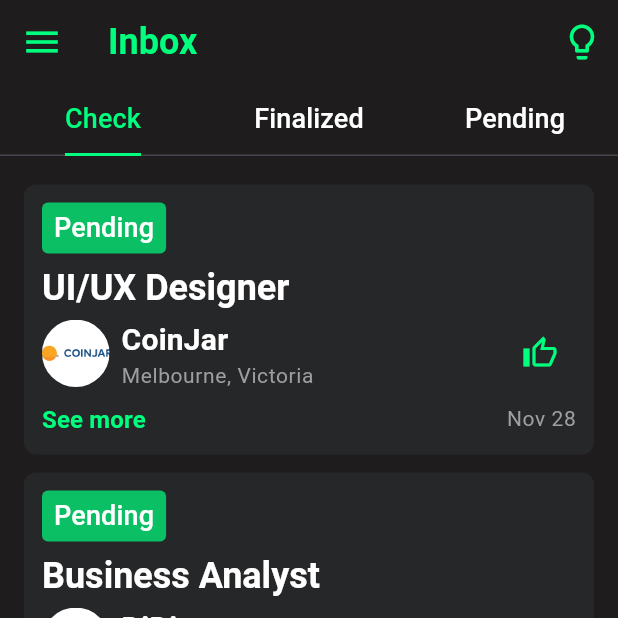
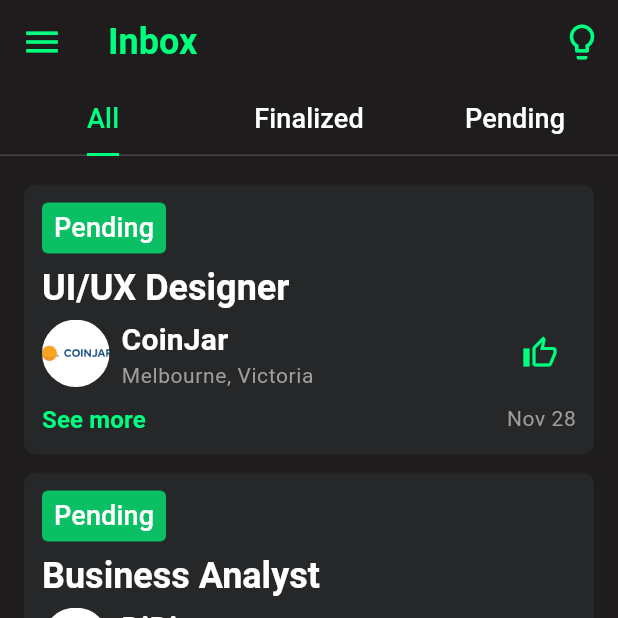
Before and after one commit to AurelioAlfons/Leap, a Flutter app: the InboxPage screen opened directly, on a phone screen of 412 x 824 dp, the top half of it. Run offline on Flutter 3.47's test engine with Material 3 defaults, Android fonts, the phone set to English and light mode, and no system bars; our stand-ins replace flutter_map, flutter_svg, latlong2, shared_preferences; accounts and stored records are empty; network calls fail.

Commit message:
Search Feature and Animation

```diff
--- a/lib/UI/Home/inbox.dart
+++ b/lib/UI/Home/inbox.dart
@@ -20,7 +20,7 @@ class InboxPage extends StatelessWidget {
           onEndDrawerPressed: () => Scaffold.of(context).openEndDrawer(),
           bottom: const TabBar(
             tabs: [
-              Tab(text: 'Check'),
+              Tab(text: 'All'),
               Tab(text: 'Finalized'),
               Tab(text: 'Pending'),
             ],
--- a/lib/UI/Layout/customappbar.dart
+++ b/lib/UI/Layout/customappbar.dart
@@ -1,16 +1,15 @@
 import 'package:flutter/material.dart';
 
-class CustomAppBar extends StatelessWidget implements PreferredSizeWidget {
-  // Required parameters for the app bar title and visibility options
+class CustomAppBar extends StatefulWidget implements PreferredSizeWidget {
   final String title;
   final bool showSearchButton;
   final bool showDropdown;
-
-  // Callbacks for menu and end drawer actions
   final VoidCallback? onMenuPressed;
   final VoidCallback? onEndDrawerPressed;
-  final VoidCallback? onTitleTapped; // New callback for title tap
+  final VoidCallback? onTitleTapped;
   final PreferredSizeWidget? bottom;
+  final Function(String)? onSearch;
+  final Function(String)? onFilterSelected;
 
   const CustomAppBar({
     super.key,
@@ -19,82 +18,90 @@ class CustomAppBar extends StatelessWidget implements PreferredSizeWidget {
     this.showDropdown = true,
     this.onMenuPressed,
     this.onEndDrawerPressed,
-    this.onTitleTapped, // Initialize the new callback
+    this.onTitleTapped,
     this.bottom,
+    this.onSearch,
+    this.onFilterSelected,
   });
+
+  @override
+  Size get preferredSize =>
+      Size.fromHeight(kToolbarHeight + (bottom?.preferredSize.height ?? 0.0));
+
+  @override
+  // ignore: library_private_types_in_public_api
+  _CustomAppBarState createState() => _CustomAppBarState();
+}
+
+class _CustomAppBarState extends State<CustomAppBar> {
+  final TextEditingController _searchController = TextEditingController();
+  bool _isSearching = false;
+  String _selectedFilter = 'All';
+
+  // Sample filter options
+  final List<String> _filterOptions = ['All', 'Popular', 'Recent'];
+
+  void _toggleSearch() {
+    setState(() {
+      _isSearching = !_isSearching;
+      if (!_isSearching) _searchController.clear();
+    });
+  }
+
+  void _applyFilter(String filter) {
+    setState(() {
+      _selectedFilter = filter;
+    });
+    widget.onFilterSelected?.call(filter); // Trigger filter callback
+  }
 
   @override
   Widget build(BuildContext context) {
     return AppBar(
-      title: GestureDetector(
-        onTap: onTitleTapped, // Call onTitleTapped when title is tapped
-        child: showDropdown
-            ? PopupMenuButton<String>(
-                onSelected: (value) {
-                  // Handle selected item
-                  // ignore: avoid_print
-                  print(value); // Replace with your desired logic
-                },
-                offset: const Offset(0, 30),
-                padding: EdgeInsets.zero,
-                child: Row(
-                  mainAxisSize: MainAxisSize.min,
-                  children: [
-                    Text(title),
-                    const Icon(Icons.arrow_drop_down_outlined),
-                  ],
-                ),
-                itemBuilder: (BuildContext context) {
-                  return <PopupMenuEntry<String>>[
-                    const PopupMenuItem<String>(
-                      value: 'Home',
-                      child: Row(
-                        children: [
-                          Icon(Icons.home_rounded),
-                          Text('   Home'),
-                        ],
-                      ),
-                    ),
-                    const PopupMenuItem<String>(
-                      value: 'Popular',
-                      child: Row(
-                        children: [
-                          Icon(Icons.data_exploration_rounded),
-                          Text('   Popular'),
-                        ],
-                      ),
-                    ),
-                  ];
-                },
-              )
-            : Text(title),
-      ),
-
-      // Leading icon button to open the main drawer
+      title: _isSearching
+          ? TextField(
+              controller: _searchController,
+              autofocus: true,
+              decoration: InputDecoration(
+                hintText: 'Search $_selectedFilter...',
+                border: InputBorder.none,
+              ),
+              onChanged: widget.onSearch,
+            )
+          : GestureDetector(
+              onTap: widget.onTitleTapped,
+              child: Text(widget.title),
+            ),
       leading: IconButton(
         icon: const Icon(Icons.menu),
-        onPressed: onMenuPressed,
+        onPressed: widget.onMenuPressed,
       ),
-
-      // Action buttons (search and end drawer) based on visibility flags
       actions: [
-        if (showSearchButton)
+        if (widget.showSearchButton)
           IconButton(
-            onPressed: () {
-              // Implement search action here if needed
+            onPressed: _toggleSearch,
+            icon: Icon(_isSearching ? Icons.close : Icons.search),
+          ),
+        if (_isSearching)
+          PopupMenuButton<String>(
+            onSelected: _applyFilter,
+            initialValue: _selectedFilter,
+            icon: const Icon(Icons.filter_list),
+            itemBuilder: (BuildContext context) {
+              return _filterOptions.map((String filter) {
+                return PopupMenuItem<String>(
+                  value: filter,
+                  child: Text(filter),
+                );
+              }).toList();
             },
-            icon: const Icon(Icons.search_rounded),
           ),
         IconButton(
-          onPressed: onEndDrawerPressed,
+          onPressed: widget.onEndDrawerPressed,
           icon: const Icon(Icons.lightbulb_outlined),
         ),
       ],
-      bottom: bottom,
+      bottom: widget.bottom,
     );
   }
-
-  @override
-  Size get preferredSize =>
-      Size.fromHeight(kToolbarHeight + (bottom?.preferredSize.height ?? 0.0));
 }
```
Also changed, not shown: lib/UI/Home/home.dart (+71 -19 lines).
